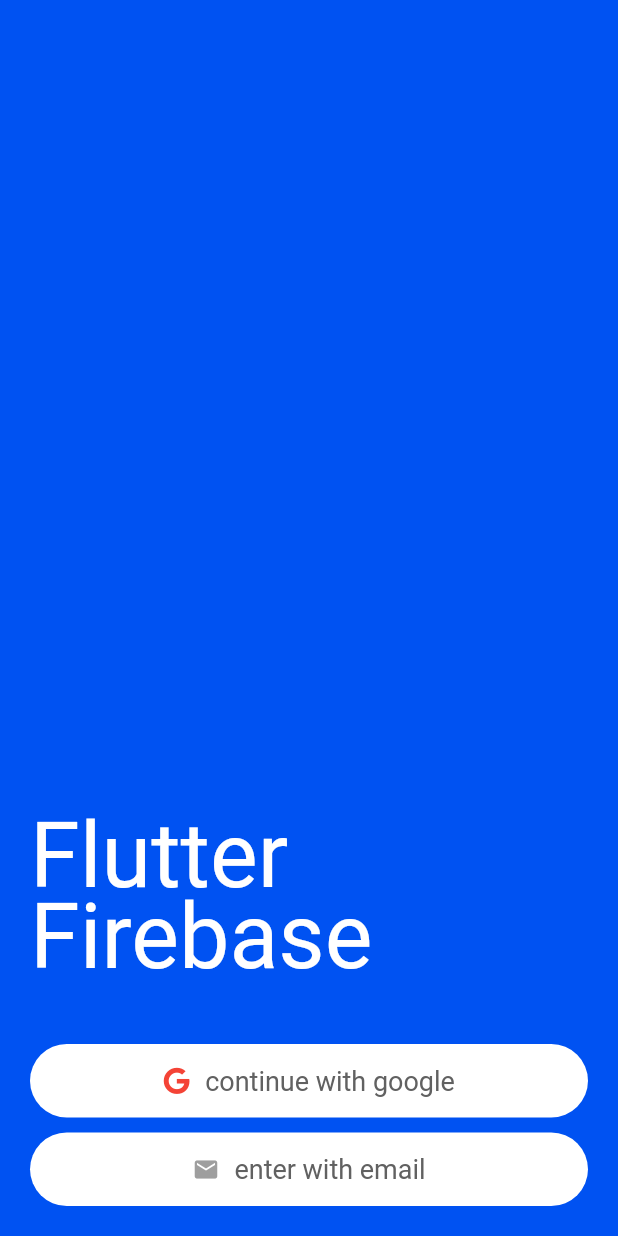
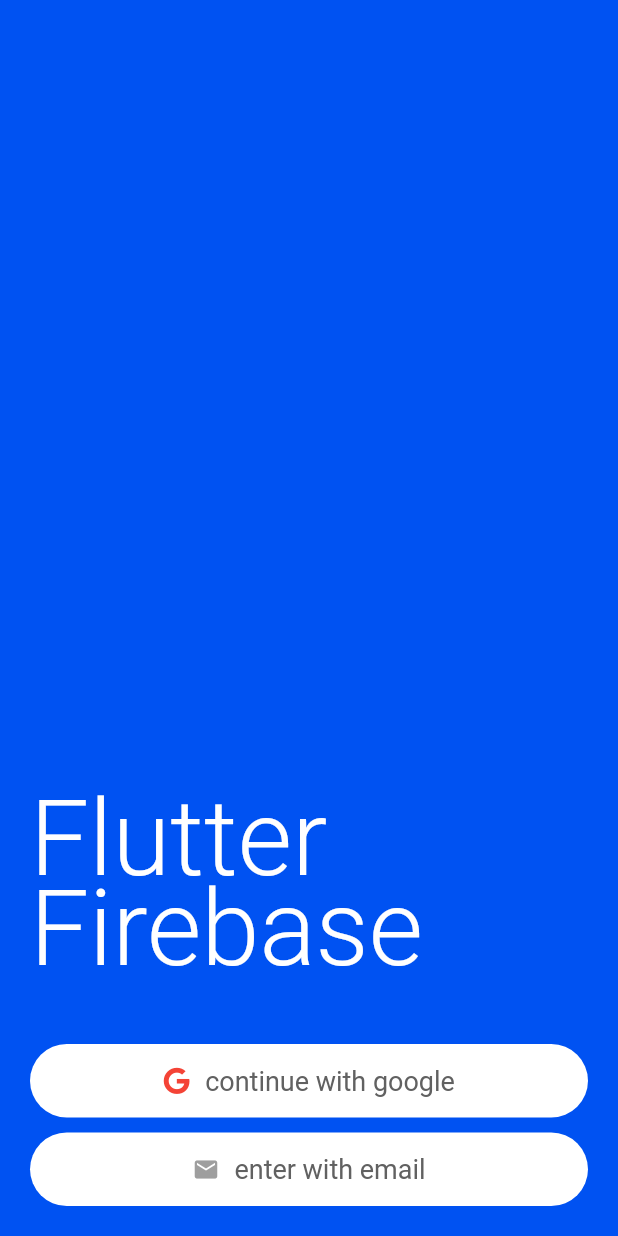
Before and after one commit to C4co/flutter_firebase_auth, a Flutter app: the screen it shows after launch, on a phone screen of 412 x 824 dp. Run offline on Flutter 3.47's test engine with Material 2 defaults, Android fonts, the phone set to English and light mode, and no system bars; our stand-ins replace firebase_auth, firebase_core, flutter_dotenv, fluttericon, go_router, google_sign_in; missing offline and left inert: validatorless; accounts and stored records are empty.

Commit message:
update: start page

```diff
--- a/lib/pages/auth/start/start_page.dart
+++ b/lib/pages/auth/start/start_page.dart
@@ -30,8 +30,9 @@ class _StartPageState extends State<StartPage> {
             const Text(
               'Flutter\nFirebase',
               style: TextStyle(
-                fontSize: 60,
-                height: 0.9,
+                fontSize: 70,
+                fontWeight: FontWeight.w300,
+                height: 0.85,
                 color: Colors.white,
               ),
             ),
```
